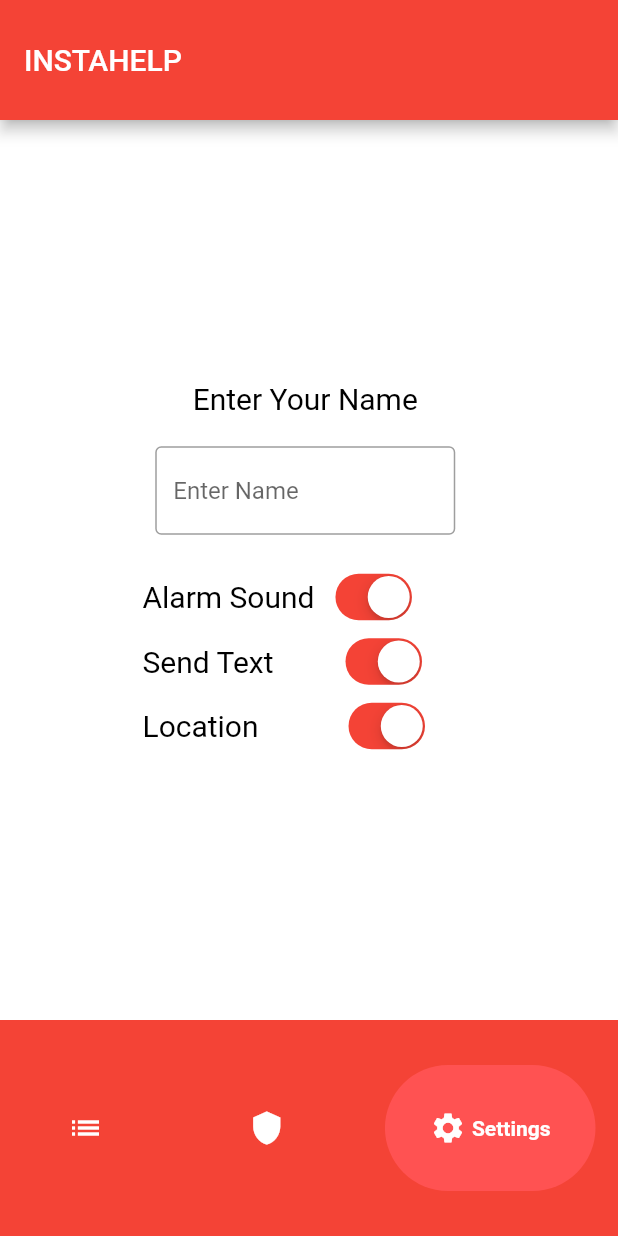
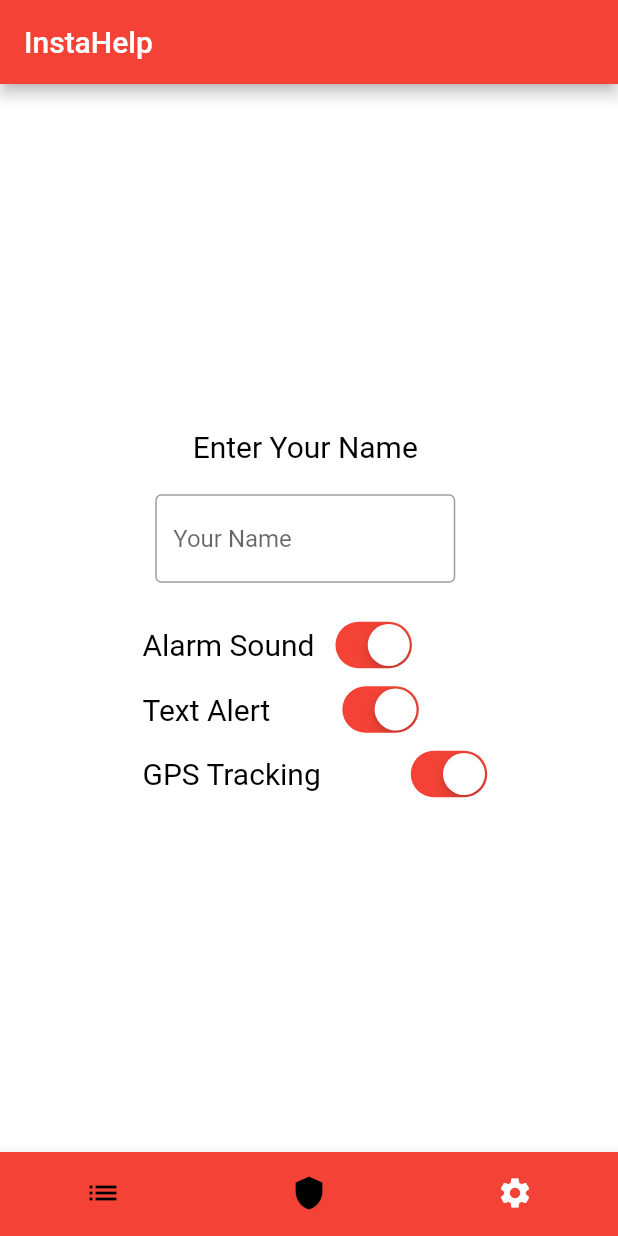
Before and after one commit to RobinSardja/InstaHelp, a Flutter app: the screen it shows after launch, item 3 of the bottom bar chosen, on a phone screen of 412 x 824 dp. Run offline on Flutter 3.47's test engine with Material 2 defaults, Android fonts, the phone set to English and light mode, and no system bars; drawn by our look-alikes of google_nav_bar; our stand-ins replace flutter_native_contact_picker, geolocator; missing offline and left inert: flutter_sms, porcupine_flutter.

Commit message:
Reorganized widget styles into MaterialApp ThemeData

```diff
--- a/lib/main.dart
+++ b/lib/main.dart
@@ -1,37 +1,54 @@
+import 'dart:io';
+
+import 'package:flutter/cupertino.dart';
 import 'package:flutter/material.dart';
-import 'package:google_nav_bar/google_nav_bar.dart';
-import 'package:flutter/cupertino.dart';
-import 'dart:io';
+import 'package:flutter/services.dart';
+
+import 'package:flutter_native_contact_picker/flutter_native_contact_picker.dart';
+import 'package:flutter_sms/flutter_sms.dart';
+import 'package:geolocator/geolocator.dart';
+import 'package:porcupine_flutter/porcupine_manager.dart';
 import 'package:porcupine_flutter/porcupine_error.dart';
-import 'package:porcupine_flutter/porcupine_manager.dart';
-import 'package:flutter_native_contact_picker/flutter_native_contact_picker.dart';
-import 'package:flutter/services.dart';
-import 'package:geolocator/geolocator.dart';
-import 'package:flutter_sms/flutter_sms.dart';
-
-// import 'package:url_launcher/url_launcher.dart';
 
 void main() {
-  runApp(const MaterialApp(
+  runApp( MaterialApp(
     debugShowCheckedModeBanner: false,
-    home: MainApp(),
+    home: const InstaHelp(),
+    theme: ThemeData.light().copyWith(
+      colorScheme: const ColorScheme.light().copyWith(
+        primary: Colors.red,
+      ),
+      appBarTheme: const AppBarTheme(
+        backgroundColor: Colors.red,
+      ),
+      bottomNavigationBarTheme: const BottomNavigationBarThemeData(
+        backgroundColor: Colors.red,
+        selectedItemColor: Colors.white,
+        showSelectedLabels: false,
+        unselectedItemColor: Colors.black,
+        showUnselectedLabels: false,
+      )
+    ),
   ));
 }
 
-class MainApp extends StatefulWidget {
-  const MainApp({super.key});
+class InstaHelp extends StatefulWidget {
+  const InstaHelp({super.key});
 
   @override
-  State<MainApp> createState() => _MainAppState();
+  State<InstaHelp> createState() => _InstaHelpState();
 }
 
-class _MainAppState extends State<MainApp> with TickerProviderStateMixin {
+class _InstaHelpState extends State<InstaHelp> with TickerProviderStateMixin {
+
+  // contact list variables
   final FlutterContactPicker _contactPicker = FlutterContactPicker();
   Contact? _contact;
   final FlutterContactPicker _contactPicker2 = FlutterContactPicker();
   Contact? _contact2;
   final FlutterContactPicker _contactPicker3 = FlutterContactPicker();
   Contact? _contact3;
+
   // choose keyword based on current operating system
   final String platform = Platform.isAndroid ? "android" : "ios";
 
@@ -55,10 +72,10 @@ class _MainAppState extends State<MainApp> with TickerProviderStateMixin {
   bool switchOneValue = true;
   bool switchTwoValue = true;
   bool switchThreeValue = true;
-  int currentIndex = 1;
+  int _currentIndex = 1;
   late PageController pageController;
 
-  String _menuMessage = "We've got you covered!";
+  String _menuMessage = "We're here to help!";
 
   // initialize wake word manager
   void createPorcupineManager() async {
@@ -89,30 +106,11 @@ class _MainAppState extends State<MainApp> with TickerProviderStateMixin {
 
         setState(() {
           _menuMessage = "Help is on the way!";
-          _sendSMS(
-            "InstaHelp Alert! $_username needs your help at $_googleMapsLink",
-            _contactList,
-          );
+          // _sendSMS(
+          //   "InstaHelp Alert! $_username needs your help at $_googleMapsLink",
+          //   _contactList,
+          // );
         });
-
-
-        // String? encodeQueryParameters(Map<String, String> params) {
-        //   return params.entries
-        //       .map((MapEntry<String, String> e) =>
-        //           '${Uri.encodeComponent(e.key)}=${Uri.encodeComponent(e.value)}')
-        //       .join('&');
-        // }
-
-        // final Uri textNumber = Uri(
-        //   scheme: 'sms',
-        //   path: _phoneNumber,
-        //   query: encodeQueryParameters(<String, String>{
-        //     'body':
-        //         'InstaHelp Alert! $_username needs you help at $_googleMapsLink',
-        //   }),
-        // );
-
-        // launchUrl(textNumber);
       });
     }
   }
@@ -197,8 +195,7 @@ class _MainAppState extends State<MainApp> with TickerProviderStateMixin {
       textDirection: TextDirection.ltr,
       child: Scaffold(
         appBar: AppBar(
-          toolbarHeight: 80,
-          title: const Text('INSTAHELP'),
+          title: const Text('InstaHelp'),
           backgroundColor: Colors.red,
         ),
         body: SizedBox.expand(
@@ -206,11 +203,11 @@ class _MainAppState extends State<MainApp> with TickerProviderStateMixin {
             controller: pageController,
             onPageChanged: (index) {
               setState(() {
-                currentIndex = index;
+                _currentIndex = index;
               });
             },
             children: [
-              //CONTACTS
+              // contacts
               Container(
                 color: Colors.white,
                 child: Column(
@@ -218,7 +215,7 @@ class _MainAppState extends State<MainApp> with TickerProviderStateMixin {
                     const Padding(
                       padding: EdgeInsets.fromLTRB(0, 120, 0, 0),
                       child: Text(
-                        'CONTACTS',
+                        'Contacts',
                         style: TextStyle(
                           color: Colors.red,
                           fontSize: 30,
@@ -235,7 +232,7 @@ class _MainAppState extends State<MainApp> with TickerProviderStateMixin {
                             child: const Padding(
                               padding: EdgeInsets.fromLTRB(5, 13, 5, 13),
                               child: Text(
-                                "SELECT CONTACT 1",
+                                "Select Contact 1",
                                 style: TextStyle(
                                   color: Colors.white,
                                   fontSize: 15,
@@ -254,7 +251,7 @@ class _MainAppState extends State<MainApp> with TickerProviderStateMixin {
                             padding: const EdgeInsets.all(13.0),
                             child: Text(
                               _contact == null
-                                  ? 'No contact selected.'
+                                  ? "No contact selected."
                                   : _contact.toString(),
                             ),
                           ),
@@ -263,7 +260,7 @@ class _MainAppState extends State<MainApp> with TickerProviderStateMixin {
                             child: const Padding(
                               padding: EdgeInsets.fromLTRB(5, 13, 5, 13),
                               child: Text(
-                                "SELECT CONTACT 2",
+                                "Select Contact 2",
                                 style: TextStyle(
                                   color: Colors.white,
                                   fontSize: 15,
@@ -282,7 +279,7 @@ class _MainAppState extends State<MainApp> with TickerProviderStateMixin {
                             padding: const EdgeInsets.all(13.0),
                             child: Text(
                               _contact2 == null
-                                  ? 'No contact selected.'
+                                  ? "No contact selected."
                                   : _contact2.toString(),
                             ),
                           ),
@@ -291,7 +288,7 @@ class _MainAppState extends State<MainApp> with TickerProviderStateMixin {
                             child: const Padding(
                               padding: EdgeInsets.fromLTRB(5, 13, 5, 13),
                               child: Text(
-                                "SELECT CONTACT 3",
+                                "Select Contact 3",
                                 style: TextStyle(
                                   color: Colors.white,
                                   fontSize: 15,
@@ -310,7 +307,7 @@ class _MainAppState extends State<MainApp> with TickerProviderStateMixin {
                             padding: const EdgeInsets.all(13.0),
                             child: Text(
                               _contact3 == null
-                                  ? 'No contact selected.'
+                                  ? "No contact selected."
                                   : _contact3.toString(),
                             ),
                           ),
@@ -320,20 +317,18 @@ class _MainAppState extends State<MainApp> with TickerProviderStateMixin {
                   ],
                 ),
               ),
-              //CONTACTS
-              //MAIN SCREEN
+              // contacts
+              // main screen
               Container(
                 color: Colors.white,
                 child: Padding(
                   padding: const EdgeInsets.fromLTRB(0, 30, 0, 0),
                   child: Column(children: [
                     Stack(
-                      //alignment:new Alignment(x, y)
                       children: <Widget>[
                         Positioned(
                           child: Container(
                             margin: const EdgeInsets.fromLTRB(0, 100, 0, 0),
-                            //alignment:Alignment.center,
                             height: 230,
                             width: 230,
                             child: Material(
@@ -353,7 +348,6 @@ class _MainAppState extends State<MainApp> with TickerProviderStateMixin {
                         Positioned(
                           child: Container(
                             margin: const EdgeInsets.fromLTRB(13, 112, 0, 0),
-                            //alignment:Alignment.center,
                             height: 200,
                             width: 200,
                             child: Material(
@@ -362,23 +356,18 @@ class _MainAppState extends State<MainApp> with TickerProviderStateMixin {
                               color: switchValue
                                   ? const Color(0xffff8091)
                                   : const Color(0xff565656),
-                              child: const Icon(
-                                Icons.earbuds,
-                                size: 50,
-                                color: Colors.white,
-                              ),
                             ),
                           ),
                         ),
                         Positioned(
                           child: Container(
                             margin: const EdgeInsets.fromLTRB(33, 132, 0, 0),
-                            //alignment:Alignment.center,
                             height: 160,
                             width: 160,
                             child: Material(
                               borderRadius: BorderRadius.circular(
-                                  switchValue ? 160 * breathsize : 160),
+                                switchValue ? 160 * breathsize : 160
+                              ),
                               color: switchValue ? Colors.red : Colors.black,
                               child: switchValue
                                 ? const Icon(
@@ -395,7 +384,7 @@ class _MainAppState extends State<MainApp> with TickerProviderStateMixin {
                           ),
                         ),
                       ],
-                    ), //BREATHING ICON
+                    ), //Breating Icon
                     Padding(
                       padding: const EdgeInsets.all(30.0),
                       child: switchValue
@@ -413,15 +402,14 @@ class _MainAppState extends State<MainApp> with TickerProviderStateMixin {
                                 fontSize: 20,
                               ),
                             ),
-                    ), //TEXT
+                    ), // text
                     CupertinoSwitch(
-                      // This bool value toggles the switch.
+                      // this bool value toggles the switch.
                       value: switchValue,
                       activeColor: Colors.red,
                       onChanged: (bool value) {
                         setState(() {
                           switchValue = value;
-
                           // display encouraging message whether on or off
                           if (value) {
                             _menuMessage = "We've got you covered!";
@@ -434,8 +422,8 @@ class _MainAppState extends State<MainApp> with TickerProviderStateMixin {
                   ]),
                 ),
               ),
-              //MAIN SCREEN
-              //SETTINGS
+              // main screen
+              // settings
               Container(
                 color: Colors.white,
                 child: Padding(
@@ -459,7 +447,7 @@ class _MainAppState extends State<MainApp> with TickerProviderStateMixin {
                           width: 200,
                           child: TextField(
                             decoration: InputDecoration(
-                                hintText: "Enter Name",
+                                hintText: "Your Name",
                                 border: OutlineInputBorder()),
                           ),
                         ),
@@ -492,7 +480,7 @@ class _MainAppState extends State<MainApp> with TickerProviderStateMixin {
                           const Padding(
                             padding: EdgeInsets.fromLTRB(0, 10, 10, 10),
                             child: Text(
-                              "Send Text",
+                              "Text Alert",
                               style: TextStyle(
                                 color: Colors.black,
                                 fontSize: 20,
@@ -518,7 +506,7 @@ class _MainAppState extends State<MainApp> with TickerProviderStateMixin {
                           const Padding(
                             padding: EdgeInsets.fromLTRB(0, 10, 10, 10),
                             child: Text(
-                              "Location",
+                              "GPS Tracking",
                               style: TextStyle(
                                 color: Colors.black,
                                 fontSize: 20,
@@ -546,29 +534,28 @@ class _MainAppState extends State<MainApp> with TickerProviderStateMixin {
             ],
           ),
         ),
-        bottomNavigationBar: Container(
-          color: Colors.red,
-          child: Padding(
-            padding: const EdgeInsets.symmetric(horizontal: 15, vertical: 30),
-            child: GNav(
-              //TAB CHANGE
-              onTabChange: (index) {
+        bottomNavigationBar: BottomNavigationBar(
+          items: const <BottomNavigationBarItem>[
+            BottomNavigationBarItem(
+              icon: Icon(Icons.list),
+              label: "Contacts",
+            ),
+            BottomNavigationBarItem(
+              icon: Icon(Icons.shield),
+              label: "InstaHelp",
+            ),
+            BottomNavigationBarItem(
+              icon: Icon(Icons.settings),
+              label: "Settings",
+            )
+          ],
+          currentIndex: _currentIndex,
+          onTap: (index) {
             pageController.jumpToPage(index);
+            setState(() {
+              _currentIndex = index;
+            });
           },
-              //TAB CHANGE
-              backgroundColor: Colors.red,
-              color: Colors.white,
-              activeColor: Colors.white,
-              tabBackgroundColor: Colors.redAccent,
-              padding: const EdgeInsets.all(30),
-              gap: 4,
-              tabs: const [
-                GButton(icon: Icons.list, text: 'Contacts'),
-                GButton(icon: Icons.shield, text: 'Instahelp'),
-                GButton(icon: Icons.settings, text: 'Settings'),
-              ],
-            ),
-          ),
         ),
       ),
     );
```
Lines whose indentation alone changed are shown as unchanged.
